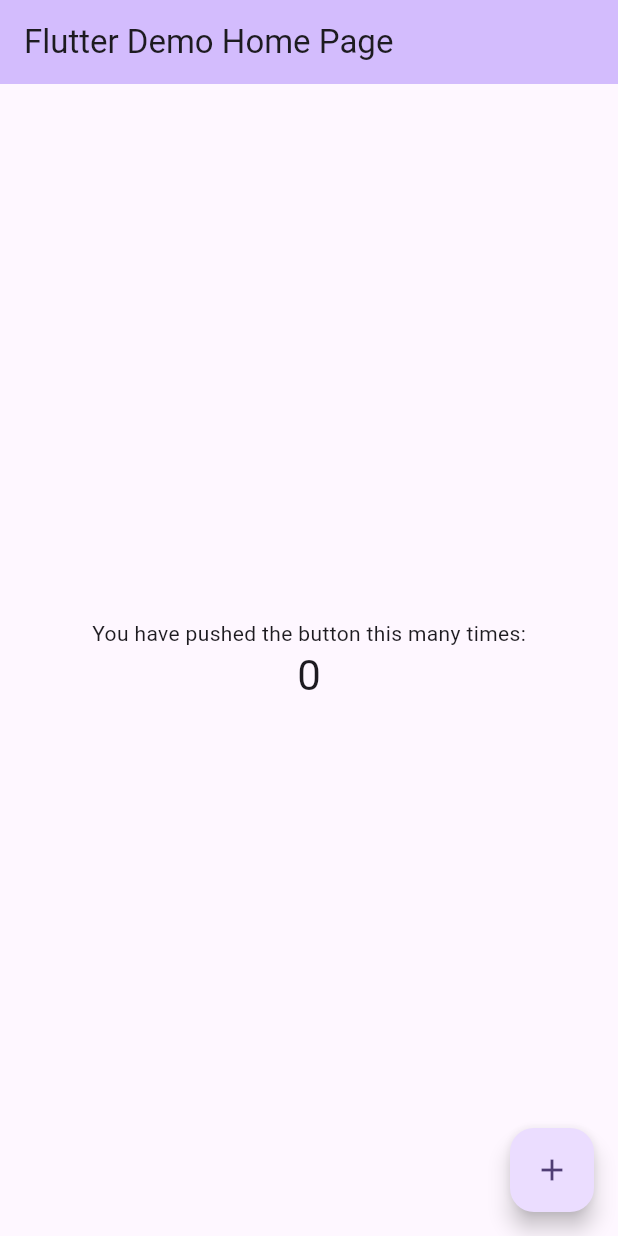
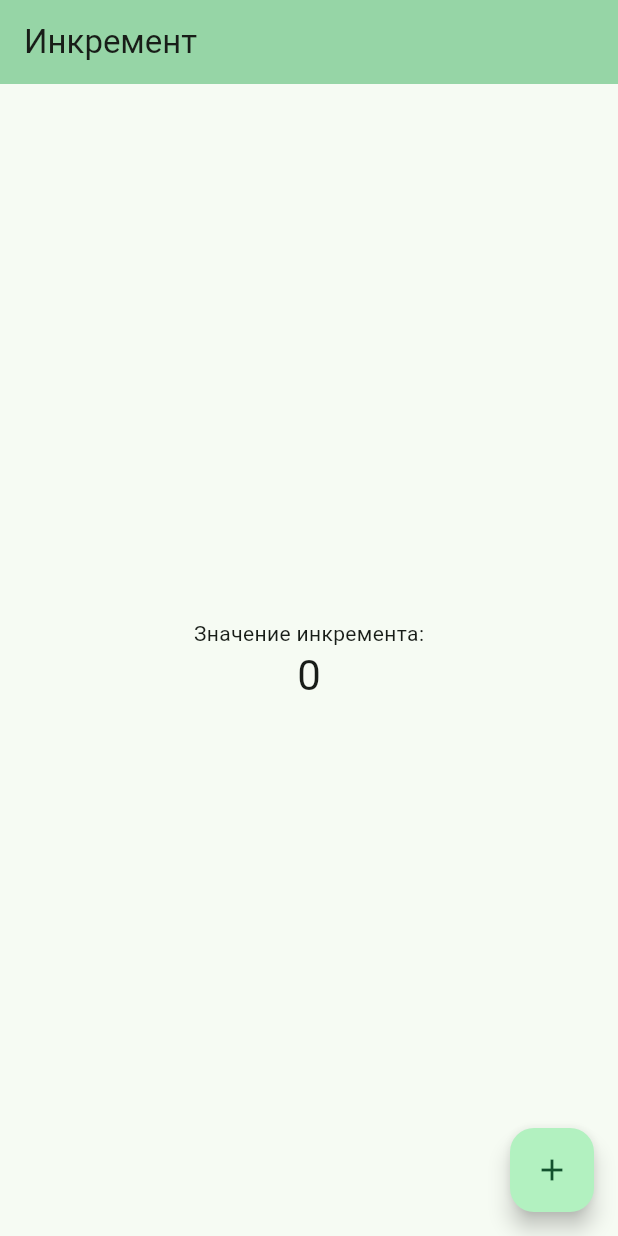
Before and after one commit to DonZskoy/mobileDevs, a Flutter app: the screen it shows after launch, on a phone screen of 412 x 824 dp. Run offline on Flutter 3.47's test engine with Material 3 defaults, Android fonts, the phone set to English and light mode, and no system bars.

Commit message:
change title and colour theme

```diff
--- a/l3proj/lib/main.dart
+++ b/l3proj/lib/main.dart
@@ -11,7 +11,7 @@ class MyApp extends StatelessWidget {
   @override
   Widget build(BuildContext context) {
     return MaterialApp(
-      title: 'Flutter Demo',
+      title: 'Инкремент',
       theme: ThemeData(
         // This is the theme of your application.
         //
@@ -28,10 +28,10 @@ class MyApp extends StatelessWidget {
         //
         // This works for code too, not just values: Most code changes can be
         // tested with just a hot reload.
-        colorScheme: ColorScheme.fromSeed(seedColor: Colors.deepPurple),
+        colorScheme: ColorScheme.fromSeed(seedColor: Color.fromARGB(255, 4, 143, 78)),
         useMaterial3: true,
       ),
-      home: const MyHomePage(title: 'Flutter Demo Home Page'),
+      home: const MyHomePage(title: 'Инкремент'),
     );
   }
 }
@@ -106,7 +106,7 @@ class _MyHomePageState extends State<MyHomePage> {
           mainAxisAlignment: MainAxisAlignment.center,
           children: <Widget>[
             const Text(
-              'You have pushed the button this many times:',
+              'Значение инкремента:',
             ),
             Text(
               '$_counter',
```
